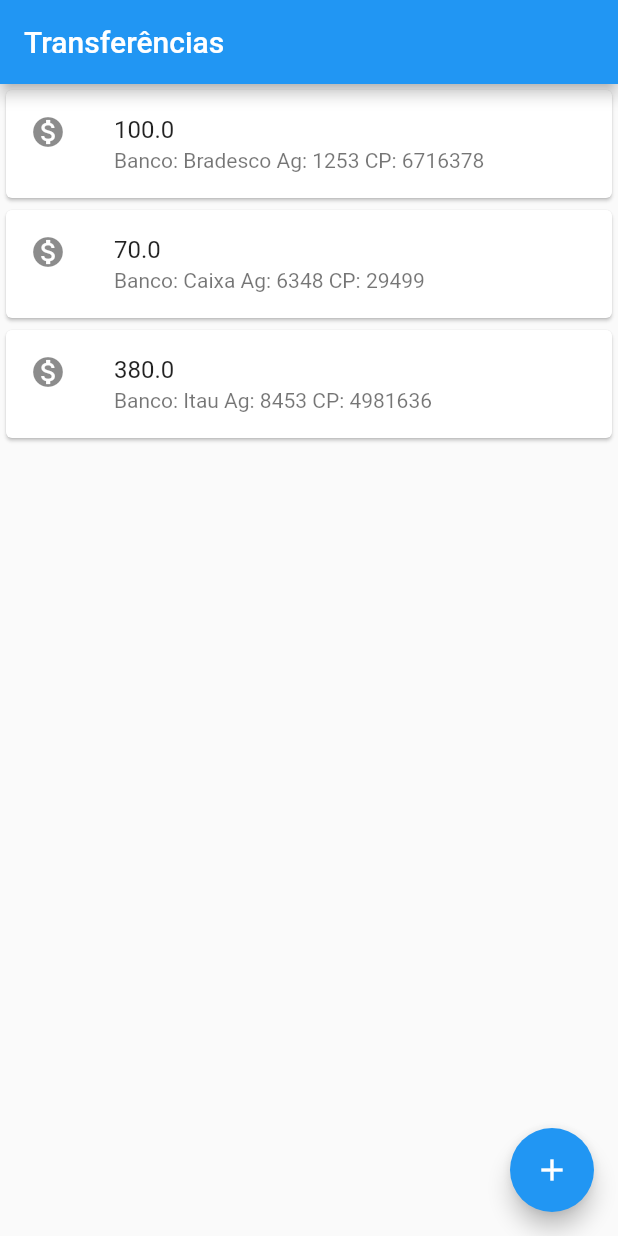
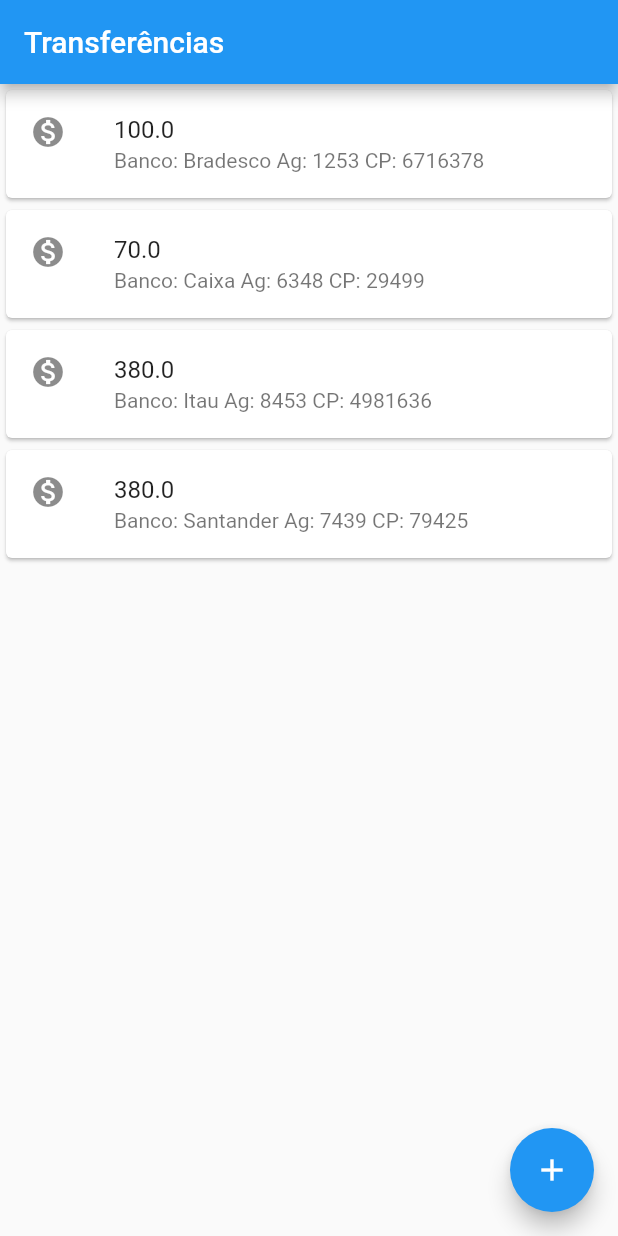
Before and after one commit to RoSPrates/AprendendoFlutterBytebank, a Flutter app: the screen it shows after launch, on a phone screen of 412 x 824 dp. Run offline on Flutter 3.47's test engine with Material 2 defaults, Android fonts, the phone set to English and light mode, and no system bars.

Commit message:
teste 07/03/2021

```diff
--- a/lib/main.dart
+++ b/lib/main.dart
@@ -21,6 +21,7 @@ class ListaTransferencias extends StatelessWidget {
       ItemTransferencia(Transferencia(100.00,"Banco: Bradesco Ag: 1253 CP: 6716378")),
       ItemTransferencia(Transferencia(70.00,"Banco: Caixa Ag: 6348 CP: 29499")),
       ItemTransferencia(Transferencia(380.00,"Banco: Itau Ag: 8453 CP: 4981636")),
+      ItemTransferencia(Transferencia(380.00,"Banco: Santander Ag: 7439 CP: 79425")),
     ]);
   }
 }
```
